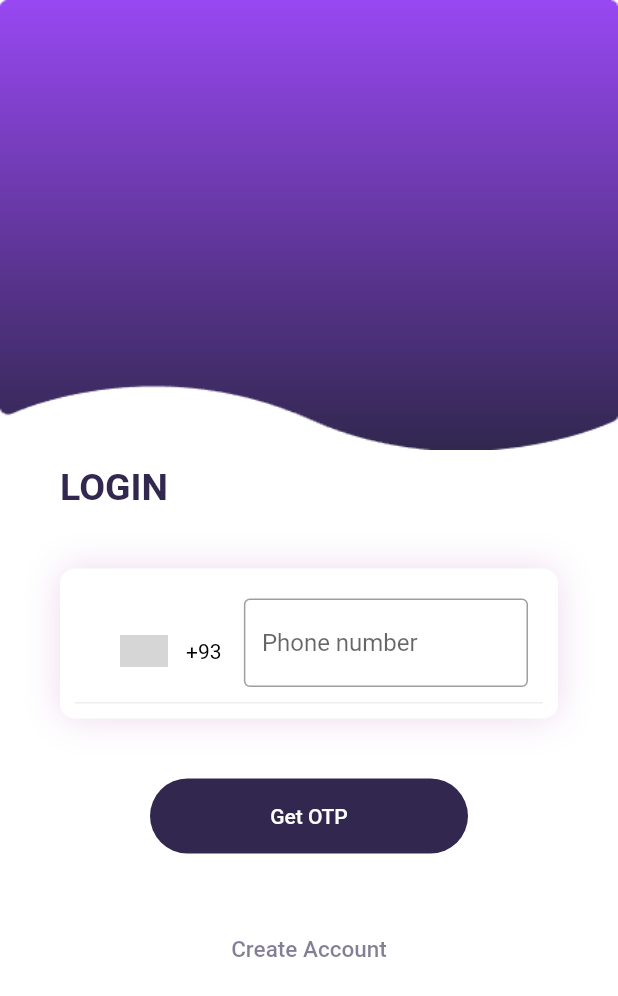
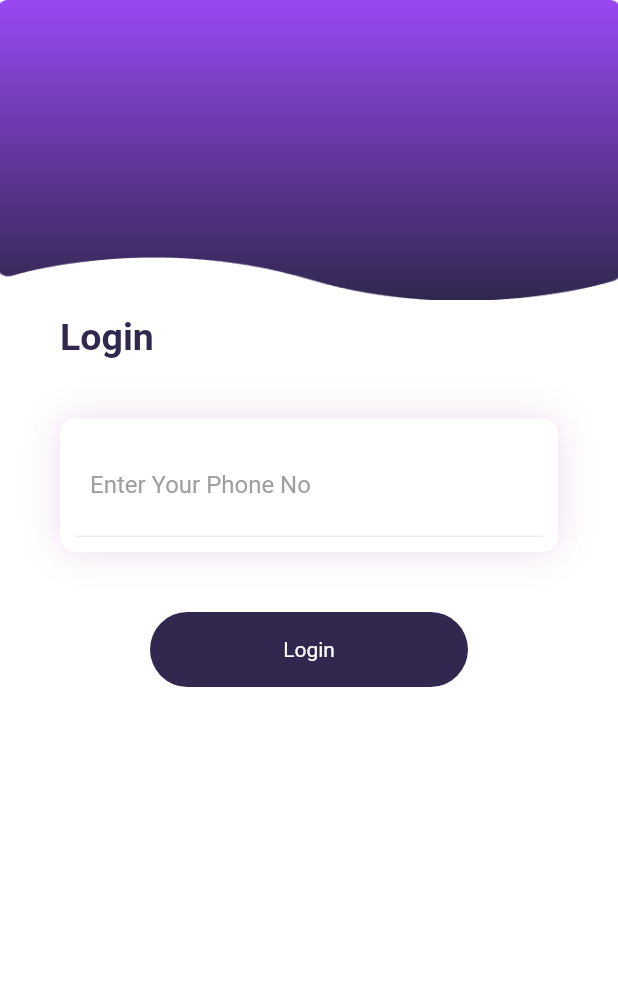
Before and after one commit to ashwinikumar01/Eazy-Pay, a Flutter app: the Login screen opened directly, on a phone screen of 412 x 824 dp. Shown: the top 996 px of the screen. Run offline on Flutter 3.47's test engine with Material 2 defaults, Android fonts, the phone set to English and light mode, and no system bars; drawn by our look-alikes of intl_phone_number_input; our stand-ins replace flutter_secure_storage, flutter_spinkit, simple_animations; missing offline and left inert: nearby_connections, pin_entry_text_field; accounts and stored records are empty; grey boxes are pictures that could not be loaded.

Commit message:
login added

```diff
--- a/eazy_pay/lib/Screens/login_page.dart
+++ b/eazy_pay/lib/Screens/login_page.dart
@@ -1,10 +1,80 @@
+import 'dart:convert';
+
 import 'package:eazy_pay/Animation/FadeAnimation.dart';
-import 'package:eazy_pay/Screens/validation_screen.dart';
+import 'package:eazy_pay/widgets/constants.dart';
+import 'package:http/http.dart' as http;
+import 'package:eazy_pay/models/login_model.dart';
+import 'package:eazy_pay/screens/home_screen.dart';
 import 'package:flutter/material.dart';
-import 'package:intl_phone_number_input/intl_phone_number_input.dart';
 
-class Login extends StatelessWidget {
-  final TextEditingController controller = TextEditingController();
+class Login extends StatefulWidget {
+  @override
+  _LoginState createState() => _LoginState();
+}
+
+class _LoginState extends State<Login> {
+  final _phoneController = TextEditingController();
+  bool _isLoading = false;
+  Map userData = {};
+
+  Future getPhone() async {
+    userData["phoneNumber"] = _phoneController.text;
+    print(userData);
+  }
+
+  Future<LoginModel> login() async {
+    try {
+      setState(() {
+        _isLoading = true;
+      });
+
+      await getPhone();
+
+      final response = await http.post(
+        Uri.https(apiUrl, "/api/auth/login"),
+        headers: <String, String>{
+          'Content-Type': 'application/json; charset=UTF-8',
+        },
+        body: json.encode(userData),
+      );
+      print(response.body);
+      if (json.decode(response.body)["success"] == false) {
+        setState(() {
+          _isLoading = false;
+        });
+        ScaffoldMessenger.of(context).showSnackBar(
+          SnackBar(
+            duration: Duration(milliseconds: 5000),
+            content: Text(json.decode(response.body)["error"]),
+          ),
+        );
+      } else {
+        setState(() {
+          _isLoading = false;
+        });
+        ScaffoldMessenger.of(context).showSnackBar(
+          SnackBar(
+            duration: Duration(milliseconds: 5000),
+            content: Text(json.decode(response.body)["message"]),
+          ),
+        );
+      }
+      return LoginModel.fromJson(json.decode(response.body));
+    } catch (error) {
+      ScaffoldMessenger.of(context).showSnackBar(
+        SnackBar(
+          duration: Duration(milliseconds: 5000),
+          content: Text(
+            error.toString(),
+          ),
+        ),
+      );
+      setState(() {
+        _isLoading = false;
+      });
+      print(error);
+    }
+  }
 
   @override
   Widget build(BuildContext context) {
@@ -16,7 +86,7 @@ class Login extends StatelessWidget {
             crossAxisAlignment: CrossAxisAlignment.start,
             children: [
               Container(
-                  height: 300,
+                height: 200,
                 child: Stack(
                   children: [
                     Positioned(
@@ -25,11 +95,12 @@ class Login extends StatelessWidget {
                         Container(
                           decoration: BoxDecoration(
                               image: DecorationImage(
-                                  image: AssetImage(
-                                      'assets/images/background.PNG'),
+                            image: AssetImage('assets/images/background.PNG'),
                             fit: BoxFit.fill,
                           )),
-                              ))),
+                        ),
+                      ),
+                    ),
                   ],
                 ),
               ),
@@ -44,7 +115,7 @@ class Login extends StatelessWidget {
                     FadeAnimation(
                         1.3,
                         Text(
-                            "LOGIN",
+                          "Login",
                           style: TextStyle(
                               color: Color.fromRGBO(49, 39, 79, 1),
                               fontSize: 25,
@@ -71,98 +142,75 @@ class Login extends StatelessWidget {
                                 decoration: BoxDecoration(
                                   border: Border(
                                     bottom: BorderSide(
-                                              color: Colors.grey[200]))),
-                                  child:
-                                      /*TextField(
-                                    keyboardType: TextInputType.number,
+                                      color: Colors.grey[200],
+                                    ),
+                                  ),
+                                ),
+                                child: TextField(
+                                  controller: _phoneController,
                                   decoration: InputDecoration(
                                     border: InputBorder.none,
-                                        hintText: "Phone Number",
-                                        hintStyle:
-                                            TextStyle(color: Colors.grey)),
-                                  ),*/
-                                      InternationalPhoneNumberInput(
-                                    errorMessage: "Invalid Phone Number",
-                                    spaceBetweenSelectorAndTextField: 0,
-
-                                    onInputChanged: (PhoneNumber number) {
-                                      print(number.phoneNumber);
-                                    },
-                                    onInputValidated: (bool value) {
-                                      print(value);
-                                    },
-                                    selectorConfig: SelectorConfig(
-                                      selectorType:
-                                          PhoneInputSelectorType.BOTTOM_SHEET,
+                                    hintText: "Enter Your Phone No",
+                                    hintStyle: TextStyle(color: Colors.grey),
                                   ),
-                                    ignoreBlank: false,
-                                    autoValidateMode: AutovalidateMode.disabled,
-                                    selectorTextStyle:
-                                        TextStyle(color: Colors.black),
-                                    // initialValue: number,
-                                    textFieldController: controller,
-                                    formatInput: false,
-                                    keyboardType:
-                                        TextInputType.numberWithOptions(
-                                            signed: true, decimal: true),
-                                    inputBorder: OutlineInputBorder(),
-                                    onSaved: (PhoneNumber number) {
-                                      print('On Saved: $number');
-                                    },
                                 ),
                               ),
                             ],
                           ),
                         )),
                     SizedBox(height: 40),
-                      FadeAnimation(
-                          1.7,
-                          Container(
+                    GestureDetector(
+                      onTap: () async {
+                        if (_phoneController.text == "" ||
+                            _phoneController.text.isEmpty ||
+                            _phoneController.text.length < 10) {
+                          ScaffoldMessenger.of(context).showSnackBar(
+                            SnackBar(
+                              duration: Duration(milliseconds: 5000),
+                              content: Text("Please enter a valid phone no"),
+                            ),
+                          );
+                        } else {
+                          await login();
+                          Navigator.push(
+                            context,
+                            MaterialPageRoute(
+                              builder: (context) => HomeScreen(),
+                            ),
+                          );
+                        }
+                      },
+                      child: Container(
                         height: 50,
                         margin: EdgeInsets.symmetric(horizontal: 60),
                         decoration: BoxDecoration(
                           borderRadius: BorderRadius.circular(50),
                           color: Color.fromRGBO(49, 39, 79, 1),
                         ),
-                            child: FlatButton(
-                              onPressed: () {
-                                Navigator.push(
-                                    context,
-                                    MaterialPageRoute(
-                                        builder: (context) =>
-                                            ValidationScreen()));
-                              },
                         child: Center(
                           child: Text(
-                                  "Get OTP",
+                            "Login",
                             style: TextStyle(color: Colors.white),
                           ),
                         ),
                       ),
-                          )),
-                      SizedBox(height: 40.0),
-                      FlatButton(
-                        onPressed: () {
-                          // Navigator.push(
-                          //     context,
-                          //     MaterialPageRoute(
-                          //         builder: (context) => Signup()));
-                        },
-                        child: Center(
-                          child: Text(
-                            "Create Account",
-                            style: TextStyle(
-                                color: Color.fromRGBO(49, 39, 79, .6),
-                                fontSize: 15.0),
                     ),
-                        ),
+                    SizedBox(height: 8),
+                    _isLoading
+                        ? Center(
+                            child: CircularProgressIndicator(),
+                          )
+                        : Container(
+                            height: 0,
+                            width: 0,
                           ),
                   ],
                 ),
               ),
             ],
-            )
+          ),
         ],
-        ));
+      ),
+    );
   }
 }
--- a/eazy_pay/lib/main.dart
+++ b/eazy_pay/lib/main.dart
@@ -1,6 +1,7 @@
 import 'package:eazy_pay/screens/home_screen.dart';
 import 'package:eazy_pay/screens/loading.dart';
 import 'package:eazy_pay/screens/phone_verify/phone-verify_screen.dart';
+import 'package:eazy_pay/screens/sign_up_screen/sign_up_screen.dart';
 import 'package:flutter/material.dart';
 import 'package:flutter_secure_storage/flutter_secure_storage.dart';
 
--- /dev/null
+++ b/eazy_pay/lib/models/login_model.dart
@@ -0,0 +1,34 @@
+import 'dart:convert';
+
+LoginModel loginModelFromJson(String str) =>
+    LoginModel.fromJson(json.decode(str));
+
+String loginModelToJson(LoginModel data) => json.encode(data.toJson());
+
+class LoginModel {
+  LoginModel({
+    this.status,
+    this.message,
+    this.token,
+    this.id,
+  });
+
+  String status;
+  String message;
+  String token;
+  String id;
+
+  factory LoginModel.fromJson(Map<String, dynamic> json) => LoginModel(
+        status: json["status"],
+        message: json["message"],
+        token: json["token"],
+        id: json["id"],
+      );
+
+  Map<String, dynamic> toJson() => {
+        "status": status,
+        "message": message,
+        "token": token,
+        "id": id,
+      };
+}
--- a/eazy_pay/lib/screens/phone_verify/phone-verify_screen.dart
+++ b/eazy_pay/lib/screens/phone_verify/phone-verify_screen.dart
@@ -1,6 +1,7 @@
 import 'dart:convert';
 import 'package:eazy_pay/Animation/FadeAnimation.dart';
 import 'package:eazy_pay/models/phone_verify.dart';
+import 'package:eazy_pay/screens/login_page.dart';
 import 'package:eazy_pay/screens/phone_verify/banks_list.dart';
 import 'package:eazy_pay/widgets/constants.dart';
 import 'package:flutter/material.dart';
@@ -216,6 +217,17 @@ class _PhoneVerifyScreenState extends State<PhoneVerifyScreen> {
                             height: 0,
                             width: 0,
                           ),
+                    FlatButton(
+                      onPressed: () {
+                        Navigator.push(
+                          context,
+                          MaterialPageRoute(
+                            builder: (context) => Login(),
+                          ),
+                        );
+                      },
+                      child: Text("Login"),
+                    ),
                   ],
                 ),
               ),
```
Lines whose indentation alone changed are shown as unchanged.
